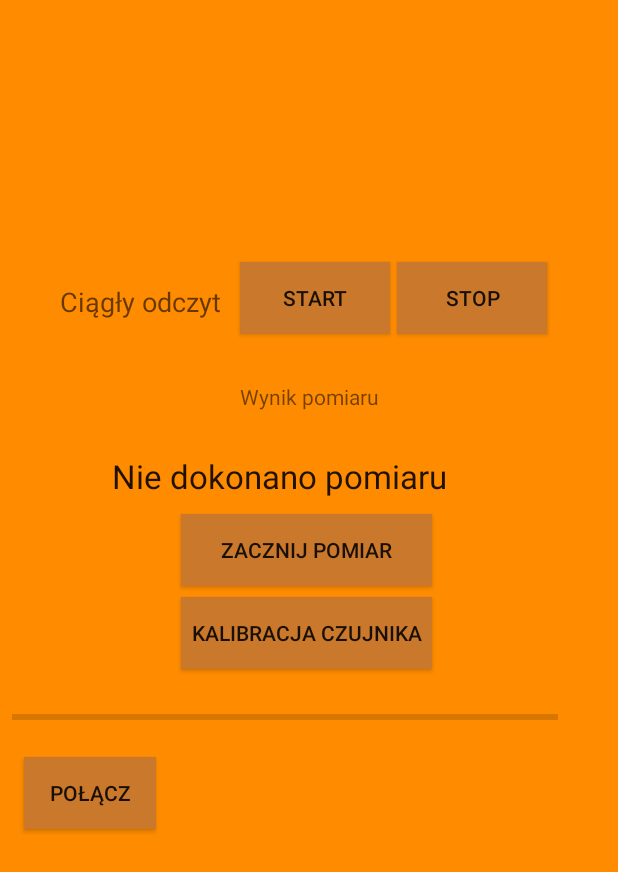
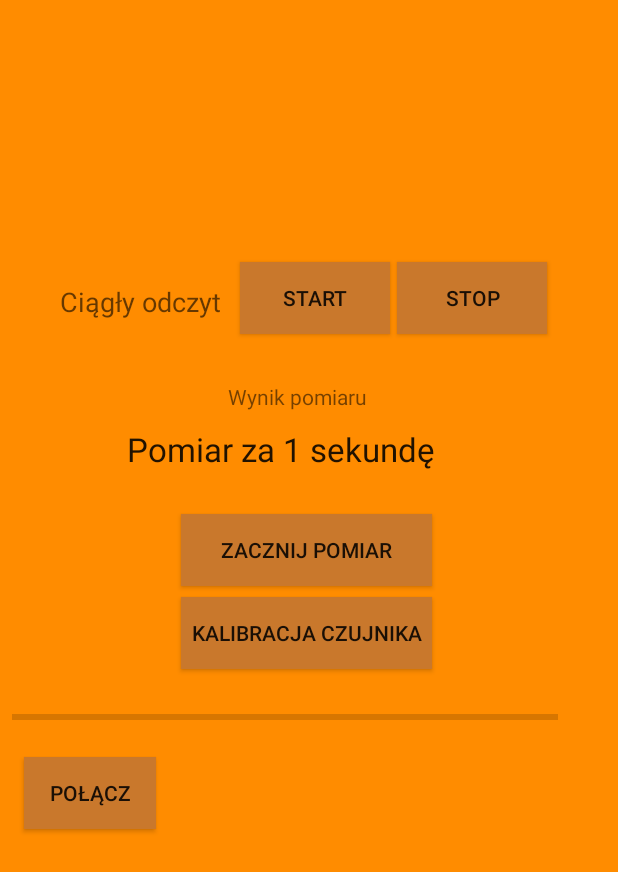
Before and after one commit to PUT-PTM/STMAlcoFon, an Android app: the screen it shows after launch (MainActivity), after a tap on "ZACZNIJ POMIAR", on a phone screen of 412 x 824 dp. Shown: the top 872 px of the screen. Run offline under Robolectric (Android 15) with nearby library versions, the phone set to English and light mode, and no system bars; libraries missing offline, so code that uses them is left out: com.github.mikephil.charting; 27 statements that could not run were skipped.

Commit message:
działające wszystkie przyciski, przed BT

```diff
--- a/AndAlcoFon/app/src/main/AndroidManifest.xml
+++ b/AndAlcoFon/app/src/main/AndroidManifest.xml
@@ -22,5 +22,6 @@
             </intent-filter>
         </activity>
     </application>
-
+    <uses-permission android:name="android.permission.BLUETOOTH" />
+    <uses-permission android:name="android.permission.BLUETOOTH_ADMIN" />
 </manifest>
--- a/AndAlcoFon/app/src/main/java/com/example/leszek/andalcofon/MainActivity.java
+++ b/AndAlcoFon/app/src/main/java/com/example/leszek/andalcofon/MainActivity.java
@@ -1,13 +1,17 @@
 package com.example.leszek.andalcofon;
 
 import android.graphics.Color;
+import android.os.AsyncTask;
 import android.os.Bundle;
 import android.support.v7.app.AppCompatActivity;
 import android.view.Menu;
 import android.view.MenuItem;
 import android.view.View;
 import android.widget.Button;
+import android.widget.ProgressBar;
 import android.widget.RelativeLayout;
+import android.widget.Spinner;
+import android.widget.TextView;
 
 import com.github.mikephil.charting.charts.LineChart;
 import com.github.mikephil.charting.components.Legend;
@@ -18,12 +22,25 @@ import com.github.mikephil.charting.data.LineData;
 import com.github.mikephil.charting.data.LineDataSet;
 import com.github.mikephil.charting.utils.ColorTemplate;
 
+import static java.lang.Thread.sleep;
+
 public class MainActivity extends AppCompatActivity {
 
     private LineChart mChart;
     private RelativeLayout mLayout;
     Button pstart,stop,pomiar,kalibracja,polacz;
+    Spinner listaBT;
     boolean isstop=false;
+    protected boolean mActive;
+    protected static final int TIMER_RUNTIME=5000;
+    protected ProgressBar mProgress;
+    protected TextView wynikPomiaru, brakPomiaru;
+    /*Handler h;
+    final int RECIEVE_MESSAGE = 1;        // Status  for Handler
+    private BluetoothAdapter btAdapter = null;
+    private BluetoothSocket btSocket = null;
+    private StringBuilder sb = new StringBuilder();
+    private ConnectedThread mConnectedThread;*/
     public void createChart()
     {
         mLayout=(RelativeLayout) findViewById(R.id.wykres);
@@ -74,17 +91,92 @@ public class MainActivity extends AppCompatActivity {
         YAxis y12 = mChart.getAxisRight();
         y12.setEnabled(false);
     }
-    @Override
-    protected void onCreate(Bundle savedInstanceState) {
-        super.onCreate(savedInstanceState);
-        setContentView(R.layout.activity_main);
-        createChart();
+    public void initializeElements()
+    {
+        mProgress =(ProgressBar) findViewById(R.id.postep);
         // przyciski związane z activity_main
         pstart=(Button) findViewById(R.id.pstart);
         stop=(Button) findViewById(R.id.stop);
         pomiar=(Button) findViewById(R.id.pomiar);
         kalibracja=(Button) findViewById(R.id.kalibracja);
         polacz=(Button) findViewById(R.id.polacz);
+        wynikPomiaru=(TextView) findViewById(R.id.wynikPomiaru);
+        brakPomiaru=(TextView) findViewById(R.id.brakPomiaru);
+
+
+    }
+
+        class postep extends AsyncTask<Void,Void,Void> {
+            @Override
+            protected void onPreExecute() {
+                wynikPomiaru.setText("");
+            }
+
+            @Override
+            protected Void doInBackground(Void... params) {
+                mActive = true;
+                try {
+                    int waited = 0;
+                    while (mActive && (waited <= TIMER_RUNTIME)) {
+                        Thread.sleep(250);
+                        if (mActive) {
+                            waited += 250;
+                            updateProgress(waited);
+                        }
+                    }
+                } catch (InterruptedException e) {
+                    e.printStackTrace();
+                }
+                return null;
+            }
+
+            @Override
+            protected void onPostExecute(Void result) {
+
+            }
+        }
+    class oczekiwanie extends AsyncTask<Void,Void,Void> {
+        @Override
+        protected void onPreExecute() {
+            brakPomiaru.setText("               Pomiar za 1 sekundę");
+        }
+
+        @Override
+        protected Void doInBackground(Void... params) {
+            mActive = true;
+            try {
+                int waited = 0;
+                while (mActive && (waited <= 1000)) {
+                    Thread.sleep(1000);
+                        waited += 1000;
+                }
+               // Thread.sleep(1000);
+            } catch (InterruptedException e) {
+                e.printStackTrace();
+            }
+            return null;
+        }
+
+        @Override
+        protected void onPostExecute(Void result) {
+            brakPomiaru.setText("Dmuchaj aż pasek postępu dojdzie do końca");
+            wynikPomiaru.setText(" ‰");
+        }
+    }
+    public void updateProgress(final int timePassed)
+    {
+        if(null!=mProgress)
+        {
+            final int progress=mProgress.getMax()*timePassed/TIMER_RUNTIME;
+            mProgress.setProgress(progress);
+        }
+    }
+    @Override
+    protected void onCreate(Bundle savedInstanceState) {
+        super.onCreate(savedInstanceState);
+        setContentView(R.layout.activity_main);
+        createChart();
+        initializeElements();
 
         View.OnClickListener stopclick= new View.OnClickListener() {
             @Override
@@ -113,7 +205,7 @@ public class MainActivity extends AppCompatActivity {
                             });
                             try
                             {
-                                Thread.sleep(1000);
+                                sleep(1000);
                             }
                             catch (InterruptedException e)
                             {
@@ -133,53 +225,27 @@ public class MainActivity extends AppCompatActivity {
         View.OnClickListener pomiarclick=new View.OnClickListener() {
             @Override
             public void onClick(View v) {
-
+                new oczekiwanie().execute();
+                new postep().execute();
             }
         };
         pomiar.setOnClickListener(pomiarclick);
         View.OnClickListener kalibracjaclick= new View.OnClickListener() {
             @Override
             public void onClick(View v) {
-
+                new postep().execute();
+                brakPomiaru.setText("Kalibracja czujnika");
             }
         };
         kalibracja.setOnClickListener(kalibracjaclick);
         View.OnClickListener polaczclick=new View.OnClickListener() {
             @Override
             public void onClick(View v) {
-
             }
         };
         polacz.setOnClickListener(polaczclick);
-
     }
 
-
-
-   /* @Override
-    protected void onResume() {
-        super.onResume();
-
-        new Thread(new Runnable(){
-            @Override
-            public void run() {
-                for(int i=0;i<100;i++)
-                {
-                    runOnUiThread(new Runnable() {
-                        @Override
-                        public void run() {
-                            addEntry();
-                        }
-                    });
-                    try {
-                        Thread.sleep(1000);
-                    } catch (InterruptedException e) {
-
-                    }
-                }
-            }
-        }).start();
-    }*/
     private void addEntry()
     {
         LineData data = mChart.getData();
@@ -198,7 +264,6 @@ public class MainActivity extends AppCompatActivity {
             mChart.notifyDataSetChanged();
             mChart.setVisibleXRange(6);
             mChart.moveViewToX(data.getXValCount()-7);
-
         }
     }
 
@@ -218,8 +283,6 @@ public class MainActivity extends AppCompatActivity {
         set.setHighLightColor(Color.rgb(244, 117, 177));
         set.setValueTextColor(Color.WHITE);
         set.setValueTextSize(10f);
-
-
         return set;
     }
     @Override
--- a/AndAlcoFon/app/src/main/res/layout/activity_main.xml
+++ b/AndAlcoFon/app/src/main/res/layout/activity_main.xml
@@ -34,19 +34,19 @@ android:background="@color/colorbaza">
     android:layout_height="wrap_content"
     android:textAppearance="?android:attr/textAppearanceSmall"
     android:text="Wynik pomiaru"
-    android:id="@+id/textView2"
-    android:layout_x="160dp"
+    android:id="@+id/TextViev1"
+    android:layout_x="152dp"
     android:layout_y="255dp"
     android:background="@color/colorbaza"/>
 
 <TextView
-    android:layout_width="wrap_content"
+    android:layout_width="368dp"
     android:layout_height="wrap_content"
     android:textAppearance="?android:attr/textAppearanceLarge"
-    android:text="Nie dokonano pomiaru"
-    android:id="@+id/textView3"
-    android:layout_x="75dp"
-    android:layout_y="303dp"
+    android:text="               Nie dokonano pomiaru"
+    android:id="@+id/brakPomiaru"
+    android:layout_x="5dp"
+    android:layout_y="285dp"
     android:background="@color/colorbaza"/>
 
 <Button
@@ -71,10 +71,11 @@ android:background="@color/colorbaza">
     style="?android:attr/progressBarStyleHorizontal"
     android:layout_width="364dp"
     android:layout_height="40dp"
-    android:id="@+id/progressBar"
+    android:id="@+id/postep"
     android:layout_x="8dp"
     android:layout_y="458dp"
-    android:background="@color/colorbaza"/>
+    android:background="@color/colorbaza"
+    android:indeterminate="false" />
 
 <Button
     android:layout_width="wrap_content"
@@ -92,4 +93,14 @@ android:background="@color/colorbaza">
         android:layout_y="3dp"
         android:id="@+id/wykres"></RelativeLayout>
 
+    <TextView
+        android:layout_width="wrap_content"
+        android:layout_height="wrap_content"
+        android:textAppearance="?android:attr/textAppearanceSmall"
+        android:text=""
+        android:id="@+id/wynikPomiaru"
+        android:layout_x="255dp"
+        android:layout_y="255dp" />
+
+
 </AbsoluteLayout>
```
